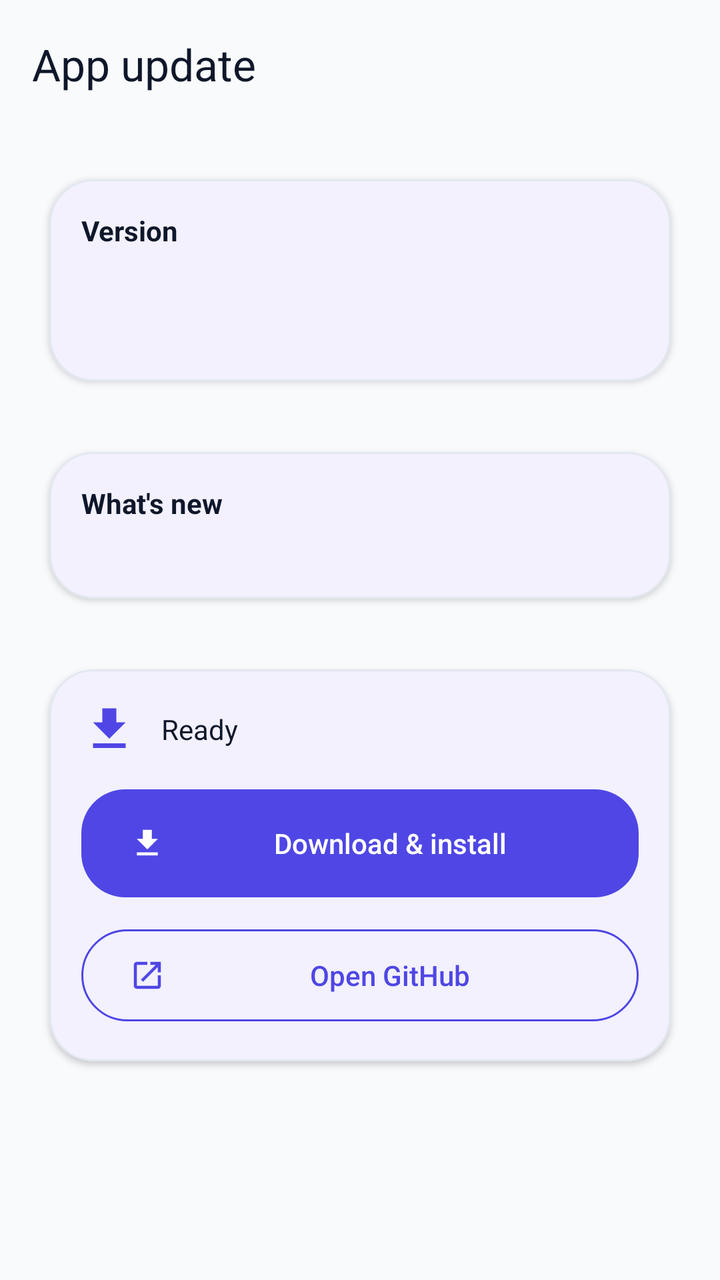
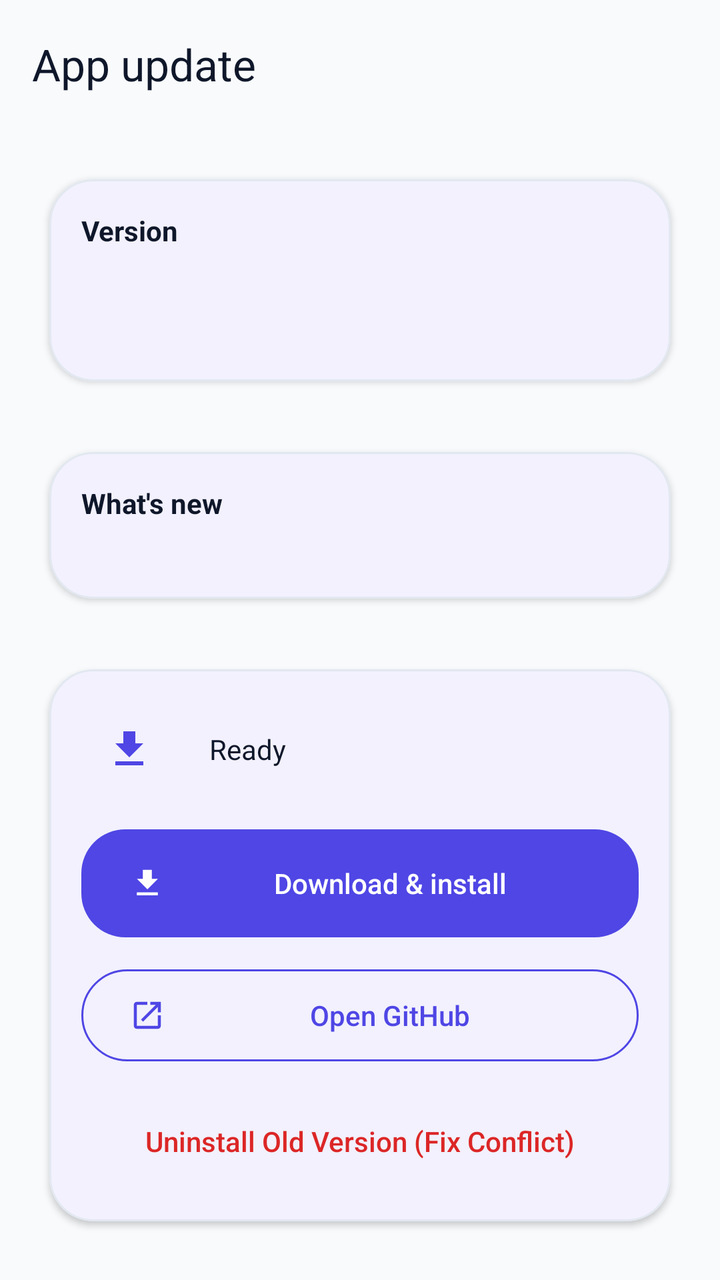

Screens rendered from an Android XML layout before and after an edit, with the pre-edit source and the edit as a unified diff.
<!-- AndroidManifest.xml: application theme Theme.VirtualLabAdmin -->
<!-- res/layout/activity_app_update.xml -->
<?xml version="1.0" encoding="utf-8"?>
<androidx.coordinatorlayout.widget.CoordinatorLayout xmlns:android="http://schemas.android.com/apk/res/android"
    xmlns:app="http://schemas.android.com/apk/res-auto"
    android:id="@+id/root"
    android:layout_width="match_parent"
    android:layout_height="match_parent"
    android:background="@color/bg_dark">

    <com.google.android.material.appbar.AppBarLayout
        android:layout_width="match_parent"
        android:layout_height="wrap_content"
        android:background="@color/bg_dark"
        app:liftOnScroll="true">

        <com.google.android.material.appbar.MaterialToolbar
            android:id="@+id/toolbar"
            android:layout_width="match_parent"
            android:layout_height="wrap_content"
            android:theme="@style/ThemeOverlay.Material3.ActionBar"
            app:title="App update"
            app:titleTextColor="@color/text_primary"
            app:subtitleTextColor="@color/text_muted"
            app:popupTheme="@style/ThemeOverlay.Material3" />

    </com.google.android.material.appbar.AppBarLayout>

    <androidx.core.widget.NestedScrollView
        android:layout_width="match_parent"
        android:layout_height="match_parent"
        android:fillViewport="true"
        android:padding="@dimen/space_md"
        app:layout_behavior="@string/appbar_scrolling_view_behavior">

        <LinearLayout
            android:layout_width="match_parent"
            android:layout_height="wrap_content"
            android:orientation="vertical">

            <com.google.android.material.card.MaterialCardView
                style="@style/Widget.VirtualLab.Card"
                android:layout_width="match_parent"
                android:layout_height="wrap_content">

                <LinearLayout
                    android:layout_width="match_parent"
                    android:layout_height="wrap_content"
                    android:orientation="vertical"
                    android:padding="@dimen/space_md">

                    <TextView
                        android:layout_width="match_parent"
                        android:layout_height="wrap_content"
                        android:text="Version"
                        android:textStyle="bold"
                        android:textColor="@color/text_primary" />

                    <TextView
                        android:id="@+id/currentVersionText"
                        android:layout_width="match_parent"
                        android:layout_height="wrap_content"
                        android:textColor="@color/text_muted"
                        android:layout_marginTop="6dp" />

                    <TextView
                        android:id="@+id/latestVersionText"
                        android:layout_width="match_parent"
                        android:layout_height="wrap_content"
                        android:textColor="@color/text_primary"
                        android:layout_marginTop="6dp" />

                    <TextView
                        android:id="@+id/publishedAtText"
                        android:layout_width="match_parent"
                        android:layout_height="wrap_content"
                        android:textColor="@color/text_muted"
                        android:textSize="12sp"
                        android:layout_marginTop="4dp"
                        android:visibility="gone" />

                </LinearLayout>
            </com.google.android.material.card.MaterialCardView>

            <com.google.android.material.card.MaterialCardView
                style="@style/Widget.VirtualLab.Card"
                android:layout_width="match_parent"
                android:layout_height="wrap_content"
                android:layout_marginTop="@dimen/space_md">

                <LinearLayout
                    android:layout_width="match_parent"
                    android:layout_height="wrap_content"
                    android:orientation="vertical"
                    android:padding="@dimen/space_md">

                    <TextView
                        android:layout_width="match_parent"
                        android:layout_height="wrap_content"
                        android:text="What\'s new"
                        android:textStyle="bold"
                        android:textColor="@color/text_primary" />

                    <TextView
                        android:id="@+id/notesText"
                        android:layout_width="match_parent"
                        android:layout_height="wrap_content"
                        android:textColor="@color/text_muted"
                        android:textSize="12sp"
                        android:layout_marginTop="6dp" />

                </LinearLayout>
            </com.google.android.material.card.MaterialCardView>

            <com.google.android.material.card.MaterialCardView
                style="@style/Widget.VirtualLab.Card"
                android:layout_width="match_parent"
                android:layout_height="wrap_content"
                android:layout_marginTop="@dimen/space_md">

                <LinearLayout
                    android:layout_width="match_parent"
                    android:layout_height="wrap_content"
                    android:orientation="vertical"
                    android:padding="@dimen/space_md">

                    <LinearLayout
                        android:layout_width="match_parent"
                        android:layout_height="wrap_content"
                        android:orientation="horizontal"
                        android:gravity="center_vertical">

                        <ImageView
                            android:id="@+id/animIcon"
                            android:layout_width="28dp"
                            android:layout_height="28dp"
                            android:src="@drawable/ic_download_24"
                            android:tint="@color/brand" />

                        <com.google.android.material.progressindicator.CircularProgressIndicator
                            android:id="@+id/progress"
                            android:layout_width="wrap_content"
                            android:layout_height="wrap_content"
                            android:layout_marginStart="12dp"
                            android:visibility="gone"
                            android:max="100"
                            android:indeterminate="false"
                            app:indicatorDirectionCircular="clockwise"
                            app:indicatorSize="28dp"
                            app:trackThickness="3dp"
                            app:indicatorColor="@color/brand" />

                        <LinearLayout
                            android:layout_width="0dp"
                            android:layout_height="wrap_content"
                            android:layout_marginStart="12dp"
                            android:layout_weight="1"
                            android:orientation="vertical">

                            <TextView
                                android:id="@+id/statusText"
                                android:layout_width="match_parent"
                                android:layout_height="wrap_content"
                                android:textColor="@color/text_primary"
                                android:text="Ready" />

                            <TextView
                                android:id="@+id/progressText"
                                android:layout_width="match_parent"
                                android:layout_height="wrap_content"
                                android:textColor="@color/text_muted"
                                android:textSize="12sp"
                                android:layout_marginTop="2dp"
                                android:visibility="gone"
                                android:text="0%" />

                        </LinearLayout>

                    </LinearLayout>

                    <com.google.android.material.button.MaterialButton
                        android:id="@+id/downloadBtn"
                        android:layout_width="match_parent"
                        android:layout_height="@dimen/btn_h"
                        android:text="Download &amp; install"
                        android:textColor="@android:color/white"
                        app:backgroundTint="@color/brand"
                        app:icon="@drawable/ic_download_24"
                        app:iconTint="@android:color/white"
                        app:iconPadding="@dimen/space_sm"
                        android:layout_marginTop="@dimen/space_md" />

                    <com.google.android.material.button.MaterialButton
                        android:id="@+id/openGithubBtn"
                        style="@style/Widget.Material3.Button.OutlinedButton"
                        android:layout_width="match_parent"
                        android:layout_height="@dimen/btn_h"
                        android:text="Open GitHub"
                        app:icon="@drawable/ic_open_in_new_24"
                        app:iconTint="@color/brand"
                        app:iconPadding="@dimen/space_sm"
                        app:strokeColor="@color/brand"
                        android:layout_marginTop="@dimen/space_sm" />

                </LinearLayout>
            </com.google.android.material.card.MaterialCardView>

        </LinearLayout>

    </androidx.core.widget.NestedScrollView>

</androidx.coordinatorlayout.widget.CoordinatorLayout>
<!-- resources referenced by this layout -->
<resources>
  <color name="bg_dark">#F8FAFC</color>
  <color name="brand">#4F46E5</color>
  <color name="text_muted">#475569</color>
  <color name="text_primary">#0F172A</color>
  <dimen name="btn_h">54dp</dimen>
  <dimen name="space_md">16dp</dimen>
  <dimen name="space_sm">12dp</dimen>
  <!-- drawable ic_download_24 (drawable) -->
  ﻿<vector xmlns:android="http://schemas.android.com/apk/res/android"
      android:width="24dp"
      android:height="24dp"
      android:viewportWidth="24"
      android:viewportHeight="24">
    <path
        android:fillColor="#FFFFFFFF"
        android:pathData="M5,20h14v-2H5v2zM19,9h-4V3H9v6H5l7,7 7,-7z"/>
  </vector>
  <!-- drawable ic_open_in_new_24 (drawable) -->
  ﻿<vector xmlns:android="http://schemas.android.com/apk/res/android"
      android:width="24dp"
      android:height="24dp"
      android:viewportWidth="24"
      android:viewportHeight="24">
    <path
        android:fillColor="#FFFFFFFF"
        android:pathData="M19,19H5V5h7V3H5c-1.1,0 -2,0.9 -2,2v14c0,1.1 0.9,2 2,2h14c1.1,0 2,-0.9 2,-2v-7h-2v7zM14,3v2h3.59L7.76,14.83l1.41,1.41L19,6.41V10h2V3h-7z"/>
  </vector>
  <style name="Widget.VirtualLab.Card" parent="Widget.Material3.CardView.Outlined">
          <item name="cardBackgroundColor">@color/bg_surface</item>
          <item name="strokeColor">@color/stroke</item>
          <item name="strokeWidth">1dp</item>
          <item name="cardCornerRadius">@dimen/radius_lg</item>
          <item name="cardElevation">2dp</item>
          <item name="cardUseCompatPadding">true</item>
      </style>
  <color name="bg_surface">#FFFFFF</color>
  <color name="stroke">#E2E8F0</color>
  <dimen name="radius_lg">22dp</dimen>
  <style name="Widget.VirtualLab.Button" parent="Widget.Material3.Button">
          <item name="android:textAllCaps">false</item>
          <item name="android:insetLeft">0dp</item>
          <item name="android:insetRight">0dp</item>
          <item name="android:insetTop">0dp</item>
          <item name="android:insetBottom">0dp</item>
          <item name="android:minHeight">@dimen/btn_h</item>
          <item name="cornerRadius">@dimen/radius_lg</item>
          <item name="android:letterSpacing">0</item>
          <item name="elevation">0dp</item>
      </style>
  <style name="Widget.VirtualLab.TextInputLayout.Outlined" parent="Widget.Material3.TextInputLayout.OutlinedBox">
          <item name="boxStrokeColor">@color/stroke</item>
          <item name="hintTextColor">@color/text_muted</item>
          <item name="boxStrokeWidth">1dp</item>
          <item name="boxStrokeWidthFocused">2dp</item>
          <item name="boxCornerRadiusTopStart">@dimen/radius_lg</item>
          <item name="boxCornerRadiusTopEnd">@dimen/radius_lg</item>
          <item name="boxCornerRadiusBottomStart">@dimen/radius_lg</item>
          <item name="boxCornerRadiusBottomEnd">@dimen/radius_lg</item>
          <item name="boxBackgroundColor">@android:color/white</item>
      </style>
  <!-- unchanged entries left out for length: 1 -->
</resources>

<!-- the commit's change to res/layout/activity_app_update.xml (unified diff, before → after) -->
@@ -128,30 +128,36 @@
                         android:orientation="horizontal"
                         android:gravity="center_vertical">
 
-                        <ImageView
-                            android:id="@+id/animIcon"
-                            android:layout_width="28dp"
-                            android:layout_height="28dp"
-                            android:src="@drawable/ic_download_24"
-                            android:tint="@color/brand" />
-
-                        <com.google.android.material.progressindicator.CircularProgressIndicator
-                            android:id="@+id/progress"
-                            android:layout_width="wrap_content"
-                            android:layout_height="wrap_content"
-                            android:layout_marginStart="12dp"
-                            android:visibility="gone"
-                            android:max="100"
-                            android:indeterminate="false"
-                            app:indicatorDirectionCircular="clockwise"
-                            app:indicatorSize="28dp"
-                            app:trackThickness="3dp"
-                            app:indicatorColor="@color/brand" />
+                        <FrameLayout
+                            android:layout_width="48dp"
+                            android:layout_height="48dp">
+
+                            <com.google.android.material.progressindicator.CircularProgressIndicator
+                                android:id="@+id/progress"
+                                android:layout_width="wrap_content"
+                                android:layout_height="wrap_content"
+                                android:layout_gravity="center"
+                                android:visibility="gone"
+                                android:max="100"
+                                android:indeterminate="false"
+                                app:indicatorDirectionCircular="clockwise"
+                                app:indicatorSize="44dp"
+                                app:trackThickness="3dp"
+                                app:indicatorColor="@color/brand" />
+
+                            <ImageView
+                                android:id="@+id/animIcon"
+                                android:layout_width="24dp"
+                                android:layout_height="24dp"
+                                android:layout_gravity="center"
+                                android:src="@drawable/ic_download_24"
+                                app:tint="@color/brand" />
+                        </FrameLayout>
 
                         <LinearLayout
                             android:layout_width="0dp"
                             android:layout_height="wrap_content"
-                            android:layout_marginStart="12dp"
+                            android:layout_marginStart="16dp"
                             android:layout_weight="1"
                             android:orientation="vertical">
 
@@ -189,6 +195,17 @@
                         android:layout_marginTop="@dimen/space_md" />
 
                     <com.google.android.material.button.MaterialButton
+                        android:id="@+id/cancelDownloadBtn"
+                        style="@style/Widget.Material3.Button.OutlinedButton"
+                        android:layout_width="match_parent"
+                        android:layout_height="@dimen/btn_h"
+                        android:text="Cancel download"
+                        android:textColor="@color/danger"
+                        app:strokeColor="@color/danger"
+                        android:visibility="gone"
+                        android:layout_marginTop="@dimen/space_md" />
+
+                    <com.google.android.material.button.MaterialButton
                         android:id="@+id/openGithubBtn"
                         style="@style/Widget.Material3.Button.OutlinedButton"
                         android:layout_width="match_parent"
@@ -200,6 +217,15 @@
                         app:strokeColor="@color/brand"
                         android:layout_marginTop="@dimen/space_sm" />
 
+                    <com.google.android.material.button.MaterialButton
+                        android:id="@+id/btnUninstall"
+                        style="@style/Widget.Material3.Button.TextButton"
+                        android:layout_width="match_parent"
+                        android:layout_height="wrap_content"
+                        android:text="Uninstall Old Version (Fix Conflict)"
+                        android:textColor="@color/danger"
+                        android:layout_marginTop="@dimen/space_sm" />
+
                 </LinearLayout>
             </com.google.android.material.card.MaterialCardView>
 
<!-- resource entries referenced after the edit -->
@@ -2,6 +2,7 @@
 <resources>
   <color name="bg_dark">#F8FAFC</color>
   <color name="brand">#4F46E5</color>
+  <color name="danger">#DC2626</color>
   <color name="text_muted">#475569</color>
   <color name="text_primary">#0F172A</color>
   <dimen name="btn_h">54dp</dimen>
